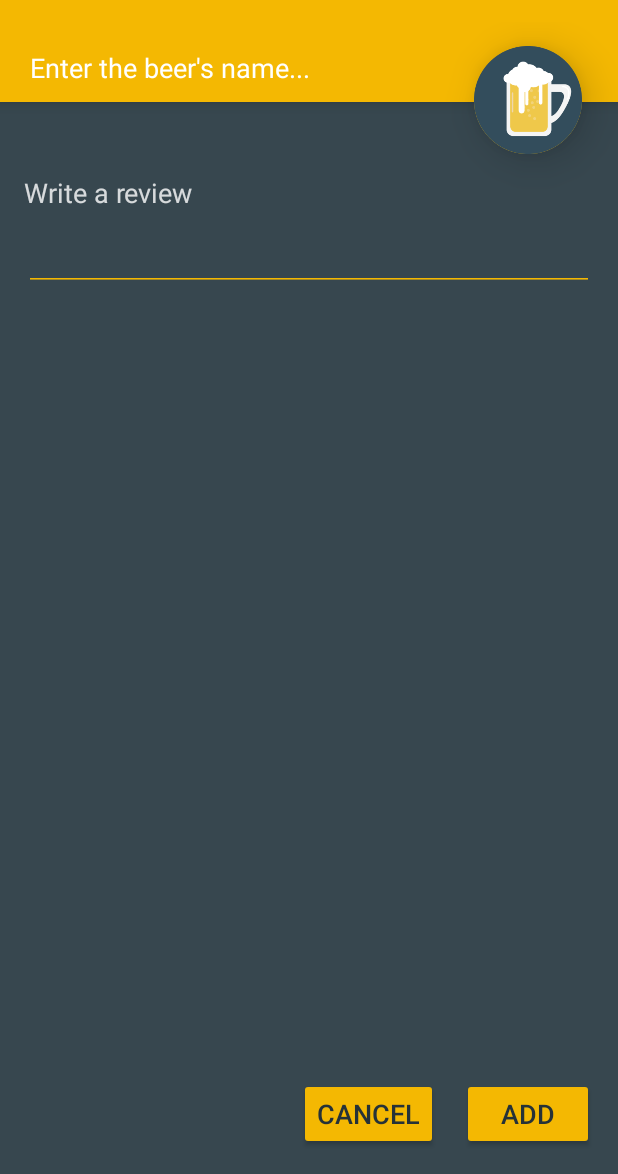
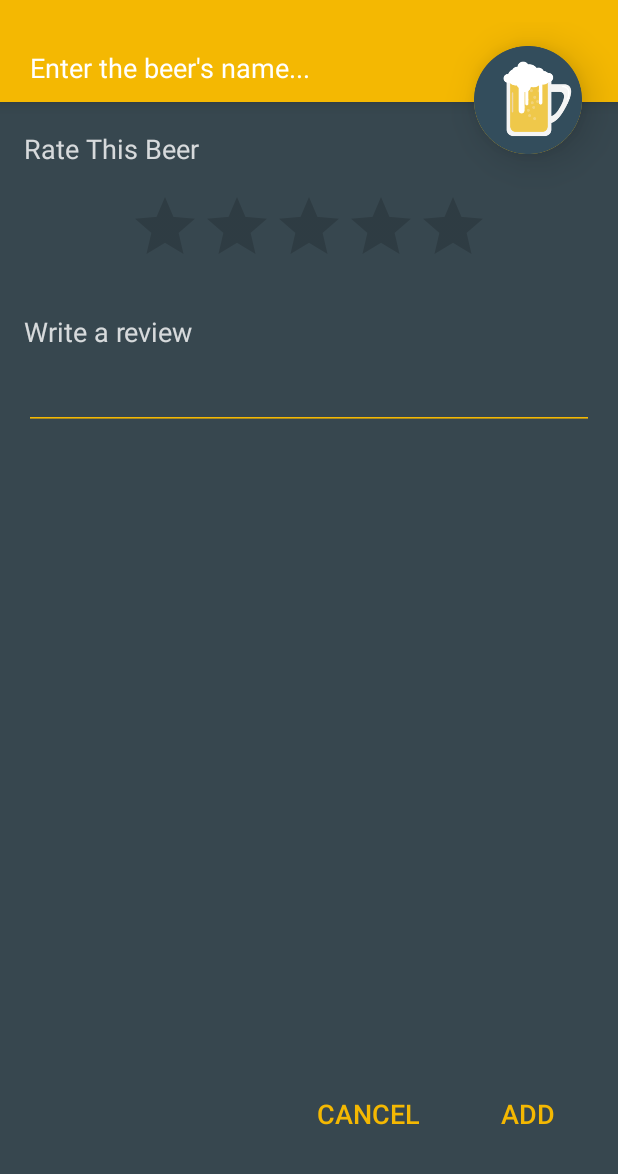
Before and after one commit to YanovskyOr/Beerz, an Android app: the AddBeerFragment screen opened directly, with no data from a screen before it, on a phone screen of 412 x 824 dp, the part 62-1236 px from its top. Run offline under Robolectric (Android 15) with nearby library versions, the phone set to English and light mode, and no system bars.

Commit message:
add beer works. sorry if multiple commits, im stupid.

```diff
--- a/app/src/main/AndroidManifest.xml
+++ b/app/src/main/AndroidManifest.xml
@@ -23,7 +23,8 @@
             <meta-data android:name="android.app.shortcuts"
                 android:resource="@xml/shortcuts" />
         </activity>
-        <activity android:name=".AddBeerActivity">
+        <activity android:name=".AddBeerActivity"
+            android:windowSoftInputMode="adjustPan">
             <intent-filter>
                 <!--<action android:name="android.intent.action.MAIN" />-->
 
--- a/app/src/main/java/ory/ofir/beerz/AddBeerFragment.java
+++ b/app/src/main/java/ory/ofir/beerz/AddBeerFragment.java
@@ -13,12 +13,14 @@ import android.view.LayoutInflater;
 import android.view.View;
 import android.view.ViewGroup;
 import android.support.v7.app.ActionBar;
+import android.view.inputmethod.InputMethodManager;
 import android.widget.AdapterView;
 import android.widget.Button;
 import android.widget.EditText;
 import android.widget.ImageView;
 import android.widget.ProgressBar;
 import android.graphics.Bitmap;
+import android.widget.RatingBar;
 import android.widget.TextView;
 
 import ory.ofir.beerz.Model.Beer;
@@ -41,7 +43,8 @@ public class AddBeerFragment extends Fragment {
     ImageView beerPicIv;
     static final int REQUEST_IMAGE_CAPTURE = 1;
     ProgressBar progress;
-    Bitmap imageBitmap;
+    RatingBar ratingBar;
+
 
     @Override
     public void onCreate(Bundle savedInstanceState) {
@@ -60,29 +63,35 @@ public class AddBeerFragment extends Fragment {
         View view = inflater.inflate(R.layout.fragment_add_beer, container, false);
 
         beerNameTe = view.findViewById(R.id.add_beer_name_te);
+        beerNameTe.requestFocus();
+        InputMethodManager imm = (InputMethodManager) getActivity().getSystemService(Context.INPUT_METHOD_SERVICE);
+        imm.toggleSoftInput(InputMethodManager.SHOW_FORCED, InputMethodManager.HIDE_IMPLICIT_ONLY);
         beerReviewTe = view.findViewById(R.id.add_beer_review_te);
+        ratingBar = (RatingBar) view.findViewById(R.id.add_beer_rating);
+        progress = view.findViewById(R.id.progressBar);
+        progress.setVisibility(View.GONE);
 
         Button save = view.findViewById(R.id.add_beer_add_btn);
         save.setOnClickListener(new View.OnClickListener() {
             @Override
             public void onClick(View view) {
-//                progress . setVisibility(View.VISIBLE);
+                progress.setVisibility(View.VISIBLE);
 
                 final Beer beer = new Beer();
                 beer.name = beerNameTe.getText().toString();
-                beer.id = "";
+                beer.id = "2";
                 beer.description = beerReviewTe.getText().toString();
-                beer.rating = 5;
+                beer.rating = ratingBar.getRating();
 
                 //save image
                 if (imageBitmap != null) {
                     Model.instance.saveImage(imageBitmap, new Model.SaveImageListener() {
                         @Override
                         public void onDone(String url) {
-                            //save student obj
+                            //save beer object
                             beer.picture = url;
-//                            Model.instance.addBeer(beer);
-                            getActivity().getSupportFragmentManager().popBackStack();
+                            Model.instance.addBeer(beer);
+                            getActivity().finish();
                         }
                     });
                 }
@@ -120,12 +129,12 @@ public class AddBeerFragment extends Fragment {
                 }
             }
         });
-
+        beerPicIv = view.findViewById(R.id.add_beer_pic_iv);
         return view;
 
     }
 
-
+    Bitmap imageBitmap;
     @Override
     public void onActivityResult(int requestCode, int resultCode, Intent data) {
         super.onActivityResult(requestCode, resultCode, data);
--- a/app/src/main/java/ory/ofir/beerz/Model/Beer.java
+++ b/app/src/main/java/ory/ofir/beerz/Model/Beer.java
@@ -18,6 +18,10 @@ public class Beer {
     @NonNull
     public String getId() {
         return id;
+    }
+
+    public void setId(String id) {
+        this.id = id;
     }
 
     public String getName() {
--- a/app/src/main/java/ory/ofir/beerz/Model/BeerAsyncDao.java
+++ b/app/src/main/java/ory/ofir/beerz/Model/BeerAsyncDao.java
@@ -13,8 +13,8 @@ public class BeerAsyncDao {
         class MyAsyncTask extends AsyncTask<String,String,List<Beer>>{
             @Override
             protected List<Beer> doInBackground(String... strings) {
-                List<Beer> stList = AppLocalDb.db.beerDao().getAll();
-                return stList;
+                List<Beer> brList = AppLocalDb.db.beerDao().getAll();
+                return brList;
             }
 
             @Override
--- a/app/src/main/java/ory/ofir/beerz/Model/Model.java
+++ b/app/src/main/java/ory/ofir/beerz/Model/Model.java
@@ -70,7 +70,7 @@ public class Model {
         protected void onInactive() {
             super.onInactive();
             modelFirebase.cancelGetAllBeers();
-            Log.d("TAG","cancellGetAllBeers");
+            Log.d("TAG","cancelGetAllBeers");
         }
 
         public BeerListData() {
--- a/app/src/main/java/ory/ofir/beerz/Model/ModelFirebase.java
+++ b/app/src/main/java/ory/ofir/beerz/Model/ModelFirebase.java
@@ -23,8 +23,11 @@ import java.util.List;
 
 
 public class ModelFirebase {
+
     public void addBeer(Beer beer){
         DatabaseReference mDatabase = FirebaseDatabase.getInstance().getReference();
+        String key = mDatabase.push().getKey();
+        beer.id = key;
         mDatabase.child("beers").child(beer.id).setValue(beer);
     }
 
--- a/app/src/main/res/layout/fragment_add_beer.xml
+++ b/app/src/main/res/layout/fragment_add_beer.xml
@@ -1,12 +1,4 @@
 <?xml version="1.0" encoding="utf-8"?>
-<FrameLayout xmlns:android="http://schemas.android.com/apk/res/android"
-    xmlns:app="http://schemas.android.com/apk/res-auto"
-    xmlns:tools="http://schemas.android.com/tools"
-    android:layout_width="match_parent"
-    android:layout_height="match_parent"
-    tools:context=".AddBeerFragment"
-    android:background="@color/colorBg">
-
 
     <android.support.constraint.ConstraintLayout
         xmlns:android="http://schemas.android.com/apk/res/android"
@@ -14,7 +6,8 @@
         xmlns:tools="http://schemas.android.com/tools"
         android:layout_width="match_parent"
         android:layout_height="match_parent"
-        android:background="@color/colorBg">
+        android:background="@color/colorBg"
+    >
 
         <LinearLayout
             android:id="@+id/linearLayout"
@@ -30,6 +23,7 @@
                 android:layout_marginStart="16dp"
                 android:layout_marginTop="8dp"
                 android:backgroundTint="@android:color/transparent"
+                android:textCursorDrawable="@null"
                 android:hint="Enter the beer's name..."
                 android:inputType="textCapWords"
                 android:text=""
@@ -58,12 +52,13 @@
                 android:layout_width="wrap_content"
                 android:layout_height="wrap_content"
                 android:layout_marginStart="16dp"
-            android:layout_marginTop="48dp"
+                android:layout_marginTop="24dp"
                 android:text="Write a review"
                 android:textColor="@color/white"
                 android:textSize="18sp"
                 app:layout_constraintStart_toStartOf="parent"
-            app:layout_constraintTop_toBottomOf="@+id/linearLayout" />
+                app:layout_constraintTop_toBottomOf="@+id/add_beer_rating" />
+
 
             <EditText
                 android:id="@+id/add_beer_review_te"
@@ -82,36 +77,67 @@
                 android:textColor="@color/white"
                 app:layout_constraintEnd_toEndOf="parent"
                 app:layout_constraintStart_toStartOf="parent"
-            app:layout_constraintTop_toBottomOf="@+id/add_beer_review_tv"
-            />
+                app:layout_constraintTop_toBottomOf="@+id/add_beer_review_tv" />
 
             <Button
                 android:id="@+id/add_beer_cancel_btn"
+                style="@style/Widget.AppCompat.Button.Borderless"
                 android:layout_width="wrap_content"
                 android:layout_height="wrap_content"
                 android:layout_marginBottom="16dp"
                 android:layout_marginEnd="16dp"
-            android:backgroundTint="@color/colorAccent"
                 android:text="Cancel"
-            android:textColor="@color/colorBgDark"
+                android:textColor="@color/colorAccent"
                 android:textSize="18sp"
                 app:layout_constraintBottom_toBottomOf="parent"
                 app:layout_constraintEnd_toStartOf="@+id/add_beer_add_btn" />
 
             <Button
                 android:id="@+id/add_beer_add_btn"
+                style="@style/Widget.AppCompat.Button.Borderless"
                 android:layout_width="wrap_content"
                 android:layout_height="wrap_content"
                 android:layout_marginBottom="16dp"
                 android:layout_marginEnd="16dp"
-            android:backgroundTint="@color/colorAccent"
                 android:text="Add"
-            android:textColor="@color/colorBgDark"
+                android:textColor="@color/colorAccent"
                 android:textSize="18sp"
                 app:layout_constraintBottom_toBottomOf="parent"
                 app:layout_constraintEnd_toEndOf="parent" />
 
+            <TextView
+                android:id="@+id/add_beer_rate_tv"
+                android:layout_width="wrap_content"
+                android:layout_height="wrap_content"
+                android:layout_marginStart="16dp"
+                android:layout_marginTop="72dp"
+                android:text="Rate This Beer"
+                android:textColor="@color/white"
+                android:textSize="18sp"
+                app:layout_constraintStart_toStartOf="parent"
+                app:layout_constraintTop_toTopOf="parent" />
+
+            <RatingBar
+                android:id="@+id/add_beer_rating"
+                style="@style/Widget.AppCompat.RatingBar"
+                android:layout_width="wrap_content"
+                android:layout_height="wrap_content"
+                android:layout_marginEnd="8dp"
+                android:layout_marginStart="8dp"
+                android:layout_marginTop="16dp"
+                android:numStars="5"
+                android:stepSize="1.0"
+                app:layout_constraintEnd_toEndOf="parent"
+                app:layout_constraintStart_toStartOf="parent"
+                app:layout_constraintTop_toBottomOf="@+id/add_beer_rate_tv" />
+
+            <ProgressBar
+                android:id="@+id/progressBar"
+                android:layout_width="wrap_content"
+                android:layout_height="wrap_content"
+                android:layout_marginBottom="16dp"
+                android:layout_marginStart="16dp"
+                app:layout_constraintBottom_toBottomOf="parent"
+                app:layout_constraintStart_toStartOf="parent" />
 
     </android.support.constraint.ConstraintLayout>
-
-</FrameLayout>
```
Lines whose indentation alone changed are shown as unchanged.
